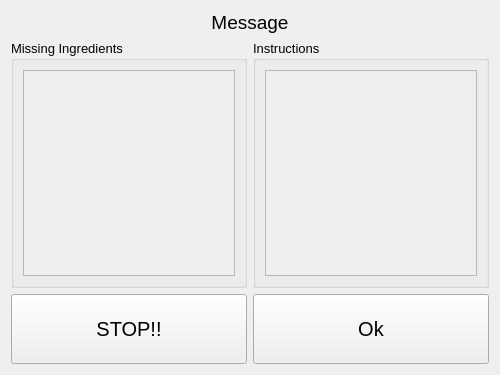
Qt form qtui/miss_ingredients.ui (Leeman119/Drink_Machine) before a commit.
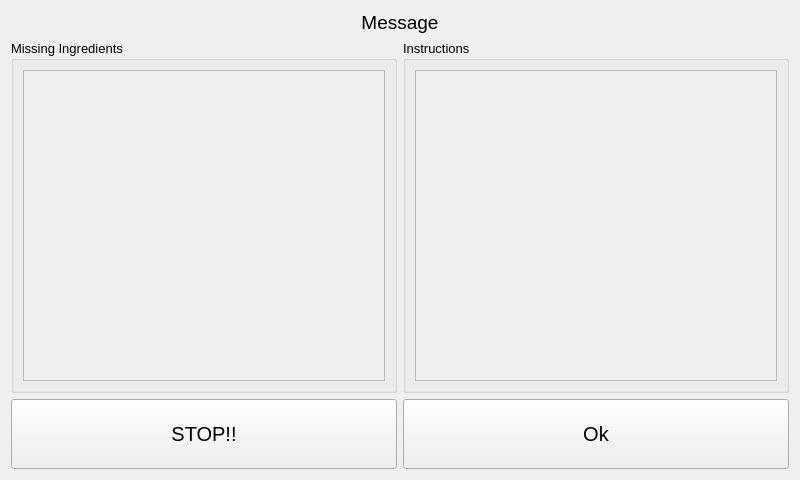
The same form after that commit. Icons and pictures are not drawn.

Patch:
```diff
--- a/qtui/miss_ingredients.ui
+++ b/qtui/miss_ingredients.ui
@@ -6,8 +6,8 @@
    <rect>
     <x>0</x>
     <y>0</y>
-    <width>500</width>
-    <height>375</height>
+    <width>800</width>
+    <height>480</height>
    </rect>
   </property>
   <property name="font">
@@ -61,8 +61,8 @@
             <rect>
              <x>0</x>
              <y>0</y>
-             <width>215</width>
-             <height>210</height>
+             <width>365</width>
+             <height>315</height>
             </rect>
            </property>
            <layout class="QVBoxLayout" name="verticalLayout_4">
@@ -107,8 +107,8 @@
             <rect>
              <x>0</x>
              <y>0</y>
-             <width>215</width>
-             <height>210</height>
+             <width>365</width>
+             <height>315</height>
             </rect>
            </property>
            <layout class="QVBoxLayout" name="verticalLayout_5">
```
